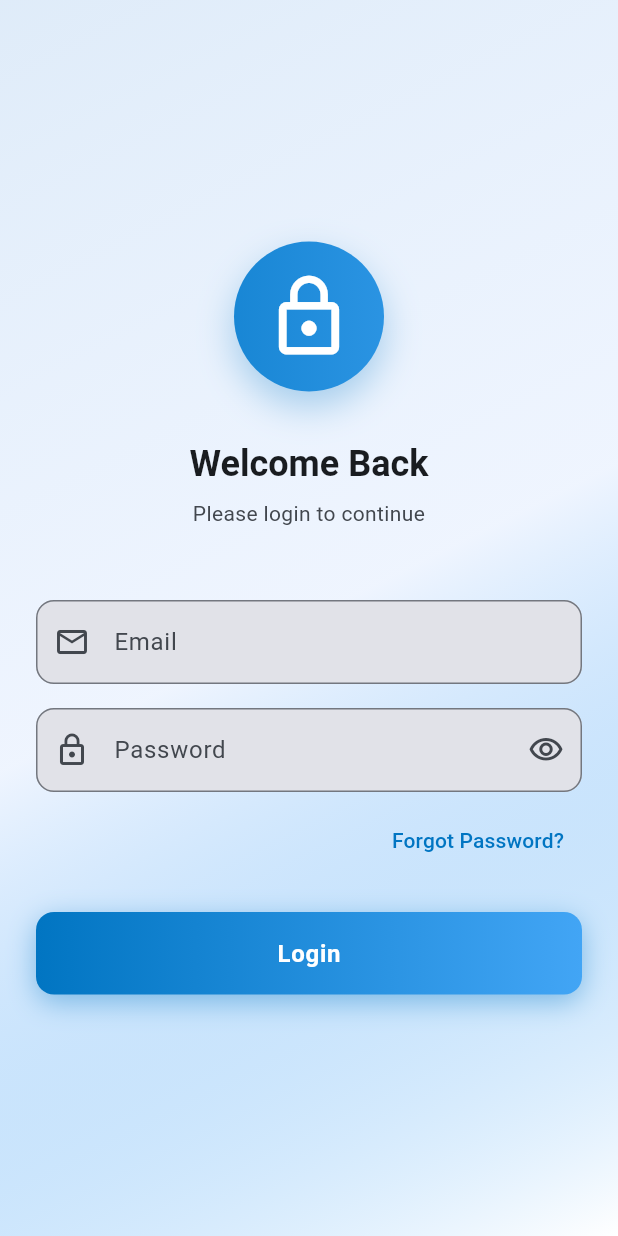
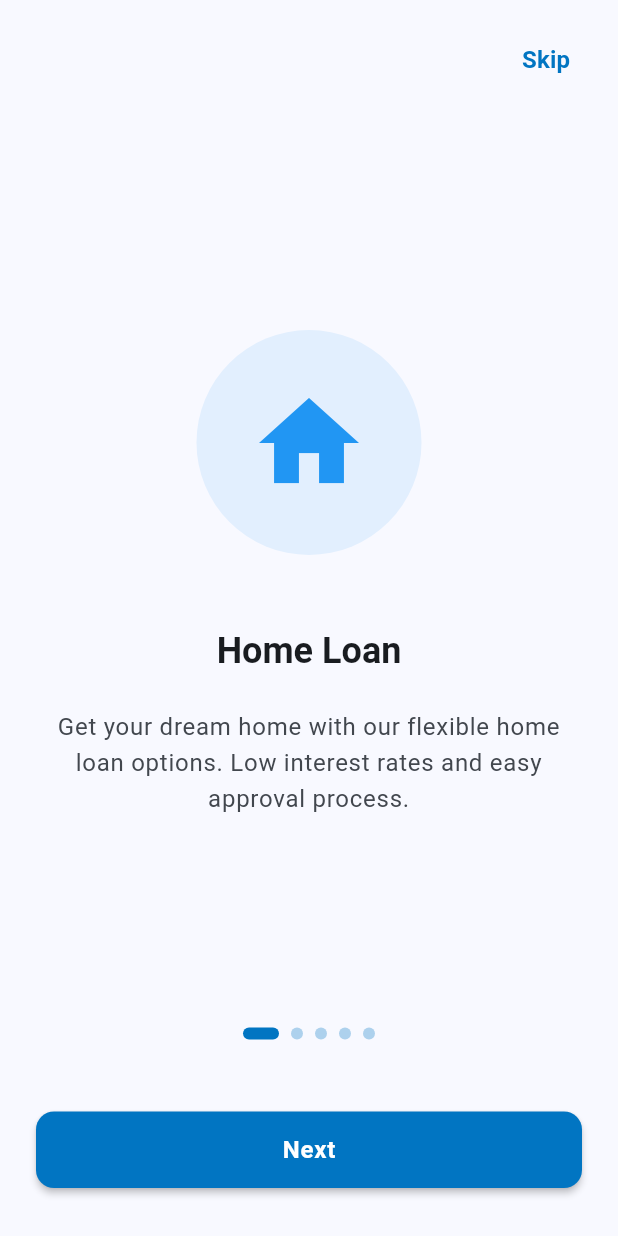
Before and after one commit to Eswar-QOBox/LCC, a Flutter app: the screen it shows after launch, on a phone screen of 412 x 824 dp. Run offline on Flutter 3.47's test engine with Material 3 defaults, Android fonts, the phone set to English and light mode, and no system bars; our stand-ins replace dio, file_picker, flutter_secure_storage, go_router, image_picker, shared_preferences; missing offline and left inert: dart:html, google_mlkit_face_detection; accounts and stored records are empty.

Commit message:
feat: introduce initial application setup with GoRouter, branding, and onboarding screens.

```diff
--- a/lib/main.dart
+++ b/lib/main.dart
@@ -7,6 +7,7 @@ import 'providers/application_provider.dart';
 import 'utils/app_theme.dart';
 import 'utils/app_routes.dart';
 import 'screens/branding_screen.dart';
+import 'screens/onboarding_screen.dart';
 import 'screens/login_screen.dart';
 import 'screens/forgot_password_screen.dart';
 import 'screens/main_home_screen.dart';
@@ -54,6 +55,10 @@ final GoRouter _router = GoRouter(
     GoRoute(
       path: AppRoutes.branding,
       builder: (context, state) => const BrandingScreen(),
+    ),
+    GoRoute(
+      path: AppRoutes.onboarding,
+      builder: (context, state) => const OnboardingScreen(),
     ),
     GoRoute(
       path: AppRoutes.login,
--- a/lib/screens/branding_screen.dart
+++ b/lib/screens/branding_screen.dart
@@ -54,7 +54,7 @@ class _BrandingScreenState extends State<BrandingScreen>
     if (authProvider.isAuthenticated) {
       context.go(AppRoutes.home);
     } else {
-      context.go(AppRoutes.login);
+      context.go(AppRoutes.onboarding);
     }
   }
 
--- /dev/null
+++ b/lib/screens/onboarding_screen.dart
@@ -0,0 +1,227 @@
+import 'package:flutter/material.dart';
+import 'package:go_router/go_router.dart';
+import '../utils/app_routes.dart';
+
+class OnboardingScreen extends StatefulWidget {
+  const OnboardingScreen({super.key});
+
+  @override
+  State<OnboardingScreen> createState() => _OnboardingScreenState();
+}
+
+class _OnboardingScreenState extends State<OnboardingScreen> {
+  final PageController _pageController = PageController();
+  int _currentPage = 0;
+
+  final List<OnboardingPage> _pages = [
+    OnboardingPage(
+      title: 'Home Loan',
+      description: 'Get your dream home with our flexible home loan options. Low interest rates and easy approval process.',
+      icon: Icons.home,
+      color: Colors.blue,
+    ),
+    OnboardingPage(
+      title: 'Car Loan',
+      description: 'Drive away with your favorite car. Quick approval and competitive rates for all types of vehicles.',
+      icon: Icons.directions_car,
+      color: Colors.red,
+    ),
+    OnboardingPage(
+      title: 'Business Loan',
+      description: 'Fuel your business growth with our business loan solutions. Flexible repayment options tailored for you.',
+      icon: Icons.business,
+      color: Colors.green,
+    ),
+    OnboardingPage(
+      title: 'Educational Loan',
+      description: 'Invest in your future with our educational loans. Support for all courses and institutions.',
+      icon: Icons.school,
+      color: Colors.orange,
+    ),
+    OnboardingPage(
+      title: 'Welcome to JSEE',
+      description: 'Your trusted partner for all loan needs. Simple, fast, and secure loan application process.',
+      icon: Icons.verified_user,
+      color: Colors.purple,
+    ),
+  ];
+
+  @override
+  void dispose() {
+    _pageController.dispose();
+    super.dispose();
+  }
+
+  void _onPageChanged(int index) {
+    setState(() {
+      _currentPage = index;
+    });
+  }
+
+  void _skipToLogin() {
+    context.go(AppRoutes.login);
+  }
+
+  void _nextPage() {
+    if (_currentPage < _pages.length - 1) {
+      _pageController.nextPage(
+        duration: const Duration(milliseconds: 300),
+        curve: Curves.easeInOut,
+      );
+    } else {
+      _skipToLogin();
+    }
+  }
+
+  @override
+  Widget build(BuildContext context) {
+    final theme = Theme.of(context);
+    final colorScheme = theme.colorScheme;
+
+    return Scaffold(
+      body: SafeArea(
+        child: Column(
+          children: [
+            // Skip Button
+            Padding(
+              padding: const EdgeInsets.all(16.0),
+              child: Align(
+                alignment: Alignment.topRight,
+                child: TextButton(
+                  onPressed: _skipToLogin,
+                  child: Text(
+                    'Skip',
+                    style: TextStyle(
+                      color: colorScheme.primary,
+                      fontSize: 16,
+                      fontWeight: FontWeight.w600,
+                    ),
+                  ),
+                ),
+              ),
+            ),
+            // PageView
+            Expanded(
+              child: PageView.builder(
+                controller: _pageController,
+                onPageChanged: _onPageChanged,
+                itemCount: _pages.length,
+                itemBuilder: (context, index) {
+                  return _buildPage(_pages[index], colorScheme, theme);
+                },
+              ),
+            ),
+            // Page Indicators
+            Row(
+              mainAxisAlignment: MainAxisAlignment.center,
+              children: List.generate(
+                _pages.length,
+                (index) => _buildIndicator(index == _currentPage, colorScheme),
+              ),
+            ),
+            const SizedBox(height: 32),
+            // Next/Get Started Button
+            Padding(
+              padding: const EdgeInsets.symmetric(horizontal: 24.0, vertical: 16.0),
+              child: SizedBox(
+                width: double.infinity,
+                child: ElevatedButton(
+                  onPressed: _nextPage,
+                  style: ElevatedButton.styleFrom(
+                    padding: const EdgeInsets.symmetric(vertical: 16),
+                    backgroundColor: colorScheme.primary,
+                    foregroundColor: colorScheme.onPrimary,
+                    shape: RoundedRectangleBorder(
+                      borderRadius: BorderRadius.circular(12),
+                    ),
+                    elevation: 2,
+                  ),
+                  child: Text(
+                    _currentPage == _pages.length - 1 ? 'Get Started' : 'Next',
+                    style: const TextStyle(
+                      fontSize: 16,
+                      fontWeight: FontWeight.w600,
+                    ),
+                  ),
+                ),
+              ),
+            ),
+            const SizedBox(height: 16),
+          ],
+        ),
+      ),
+    );
+  }
+
+  Widget _buildPage(OnboardingPage page, ColorScheme colorScheme, ThemeData theme) {
+    return Padding(
+      padding: const EdgeInsets.all(32.0),
+      child: Column(
+        mainAxisAlignment: MainAxisAlignment.center,
+        children: [
+          // Icon
+          Container(
+            width: 150,
+            height: 150,
+            decoration: BoxDecoration(
+              color: page.color.withOpacity(0.1),
+              shape: BoxShape.circle,
+            ),
+            child: Icon(
+              page.icon,
+              size: 80,
+              color: page.color,
+            ),
+          ),
+          const SizedBox(height: 48),
+          // Title
+          Text(
+            page.title,
+            style: theme.textTheme.headlineMedium?.copyWith(
+              fontWeight: FontWeight.bold,
+              color: colorScheme.onSurface,
+            ),
+            textAlign: TextAlign.center,
+          ),
+          const SizedBox(height: 24),
+          // Description
+          Text(
+            page.description,
+            style: theme.textTheme.bodyLarge?.copyWith(
+              color: colorScheme.onSurfaceVariant,
+              height: 1.5,
+            ),
+            textAlign: TextAlign.center,
+          ),
+        ],
+      ),
+    );
+  }
+
+  Widget _buildIndicator(bool isActive, ColorScheme colorScheme) {
+    return AnimatedContainer(
+      duration: const Duration(milliseconds: 300),
+      margin: const EdgeInsets.symmetric(horizontal: 4.0),
+      height: 8,
+      width: isActive ? 24 : 8,
+      decoration: BoxDecoration(
+        color: isActive ? colorScheme.primary : colorScheme.primary.withOpacity(0.3),
+        borderRadius: BorderRadius.circular(4),
+      ),
+    );
+  }
+}
+
+class OnboardingPage {
+  final String title;
+  final String description;
+  final IconData icon;
+  final Color color;
+
+  OnboardingPage({
+    required this.title,
+    required this.description,
+    required this.icon,
+    required this.color,
+  });
+}
--- a/lib/screens/splash_screen.dart
+++ b/lib/screens/splash_screen.dart
@@ -23,9 +23,10 @@ class _SplashScreenState extends State<SplashScreen>
       duration: const Duration(seconds: 2),
       vsync: this,
     );
-    _fadeAnimation = Tween<double>(begin: 0.0, end: 1.0).animate(
-      CurvedAnimation(parent: _controller, curve: Curves.easeIn),
-    );
+    _fadeAnimation = Tween<double>(
+      begin: 0.0,
+      end: 1.0,
+    ).animate(CurvedAnimation(parent: _controller, curve: Curves.easeIn));
     _controller.forward();
     _navigateToNext();
   }
@@ -54,7 +55,7 @@ class _SplashScreenState extends State<SplashScreen>
     if (authProvider.isAuthenticated) {
       context.go(AppRoutes.home);
     } else {
-      context.go(AppRoutes.branding);
+      context.go(AppRoutes.onboarding);
     }
   }
 
@@ -91,9 +92,9 @@ class _SplashScreenState extends State<SplashScreen>
               Text(
                 'JSEE',
                 style: Theme.of(context).textTheme.displayLarge?.copyWith(
-                      color: Theme.of(context).colorScheme.onPrimary,
-                      fontWeight: FontWeight.bold,
-                    ),
+                  color: Theme.of(context).colorScheme.onPrimary,
+                  fontWeight: FontWeight.bold,
+                ),
               ),
             ],
           ),
--- a/lib/utils/app_routes.dart
+++ b/lib/utils/app_routes.dart
@@ -2,6 +2,7 @@ class AppRoutes {
   // Auth & Onboarding
   static const String splash = '/';
   static const String branding = '/branding';
+  static const String onboarding = '/onboarding';
   static const String login = '/login';
   static const String forgotPassword = '/forgot-password';
 
```
